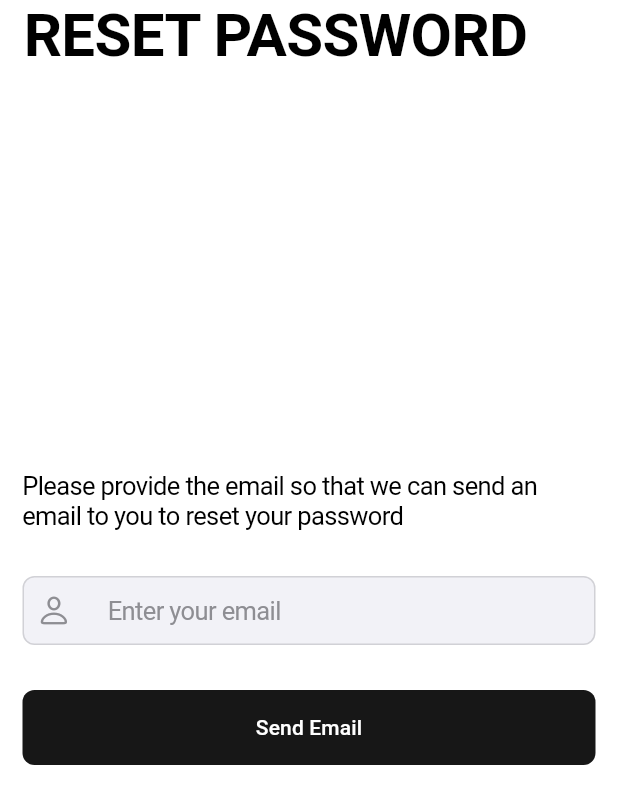
After one commit to Jayakrishnan-manoj/Contineu-task, a Flutter app: the screen it shows after launch, after a tap on "Forgot Password?", on a phone screen of 412 x 824 dp. The commit adds this screen. Shown: the top 804 px of the screen. Run offline on Flutter 3.47's test engine with Material 3 defaults, Android fonts, the phone set to English and light mode, and no system bars; our stand-ins replace firebase_auth, firebase_core; accounts and stored records are empty.

Commit message:
feature: reset password

```diff
--- /dev/null
+++ b/lib/screens/forgot_password_screen.dart
@@ -0,0 +1,68 @@
+import 'package:contineu/services/auth_service.dart';
+import 'package:contineu/widgets/custom_textfield.dart';
+import 'package:flutter/cupertino.dart';
+import 'package:flutter/material.dart';
+
+class ResetPasswordScreen extends StatelessWidget {
+  ResetPasswordScreen({super.key});
+
+  final TextEditingController _emailController = TextEditingController();
+
+  @override
+  Widget build(BuildContext context) {
+    return CupertinoPageScaffold(
+      navigationBar: CupertinoNavigationBar(
+        backgroundColor: Colors.transparent,
+        border: null,
+        leading: Text(
+          "RESET PASSWORD",
+          style: TextStyle(fontSize: 40, fontWeight: FontWeight.bold),
+        ),
+      ),
+      child: Padding(
+        padding: const EdgeInsets.symmetric(horizontal: 15),
+        child: Column(
+            mainAxisAlignment: MainAxisAlignment.center,
+            crossAxisAlignment: CrossAxisAlignment.center,
+            children: [
+              Text(
+                  "Please provide the email so that we can send an email to you to reset your password"),
+              SizedBox(
+                height: 30,
+              ),
+              CustomCupertinoTextField(
+                controller: _emailController,
+                hintText: "Enter your email",
+              ),
+              SizedBox(height: 30,),
+              SizedBox(
+                width: MediaQuery.sizeOf(context).width,
+                height: 50,
+                child: FilledButton(
+                  onPressed: () async {
+                    print("the email is ${_emailController.text}");
+                    await AuthService()
+                        .resetPassword(_emailController.text)
+                        .then((_) {
+                      Navigator.of(context).pop();
+                    });
+                  },
+                  style: ButtonStyle(
+                    backgroundColor: WidgetStatePropertyAll(
+                        CupertinoColors.darkBackgroundGray),
+                    shape: WidgetStatePropertyAll(
+                      RoundedRectangleBorder(
+                        borderRadius: BorderRadius.all(
+                          Radius.circular(8),
+                        ),
+                      ),
+                    ),
+                  ),
+                  child: Text("Send Email"),
+                ),
+              ),
+            ]),
+      ),
+    );
+  }
+}
--- a/lib/screens/login_screen.dart
+++ b/lib/screens/login_screen.dart
@@ -1,6 +1,7 @@
 // ignore_for_file: prefer_const_literals_to_create_immutables, prefer_const_constructors
 
 import 'package:contineu/screens/create_account_screen.dart';
+import 'package:contineu/screens/forgot_password_screen.dart';
 import 'package:contineu/screens/home_screen.dart';
 import 'package:contineu/services/auth_service.dart';
 import 'package:contineu/widgets/custom_textfield.dart';
@@ -18,6 +19,8 @@ class LoginScreen extends StatefulWidget {
 class _LoginScreenState extends State<LoginScreen> {
   final TextEditingController _emailController = TextEditingController();
   final TextEditingController _passwordController = TextEditingController();
+
+  bool _isLoading = false;
 
   @override
   Widget build(BuildContext context) {
@@ -42,6 +45,16 @@ class _LoginScreenState extends State<LoginScreen> {
             SizedBox(
               height: 30,
             ),
+            _isLoading
+                ? Center(
+                    child: CupertinoActivityIndicator(
+                      color: CupertinoColors.activeOrange,
+                    ),
+                  )
+                : Column(
+                    mainAxisAlignment: MainAxisAlignment.center,
+                    crossAxisAlignment: CrossAxisAlignment.start,
+                    children: [
                       CustomCupertinoTextField(
                         hintText: "Enter Email",
                         controller: _emailController,
@@ -57,13 +70,20 @@ class _LoginScreenState extends State<LoginScreen> {
                       SizedBox(
                         height: 10,
                       ),
-            Text(
+                      GestureDetector(
+                        onTap: () => Navigator.of(context).push(
+                          CupertinoPageRoute(
+                            builder: (context) => ResetPasswordScreen(),
+                          ),
+                        ),
+                        child: Text(
                           "Forgot Password?",
                           textAlign: TextAlign.start,
                           style: TextStyle(
                             fontSize: 14,
                             color: CupertinoColors.activeOrange,
                             decoration: TextDecoration.underline,
+                          ),
                         ),
                       ),
                       SizedBox(
@@ -74,11 +94,17 @@ class _LoginScreenState extends State<LoginScreen> {
                         height: 50,
                         child: FilledButton(
                           onPressed: () async {
+                            setState(() {
+                              _isLoading = true;
+                            });
                             await AuthService()
-                      .loginWithEmail(
-                          _emailController.text, _passwordController.text)
+                                .loginWithEmail(_emailController.text,
+                                    _passwordController.text)
                                 .then((value) {
                               if (value == "logged in") {
+                                setState(() {
+                                  _isLoading = false;
+                                });
                                 Navigator.of(context).pushReplacement(
                                   CupertinoPageRoute(
                                     builder: (context) => HomeScreen(),
@@ -115,7 +141,8 @@ class _LoginScreenState extends State<LoginScreen> {
                                   ..onTap = () {
                                     Navigator.of(context).pushReplacement(
                                       CupertinoPageRoute(
-                              builder: (context) => CreateAccountScreen(),
+                                        builder: (context) =>
+                                            CreateAccountScreen(),
                                       ),
                                     );
                                   },
@@ -129,6 +156,8 @@ class _LoginScreenState extends State<LoginScreen> {
                       ),
                     ],
                   ),
+          ],
+        ),
       ),
     );
   }
--- a/lib/services/auth_service.dart
+++ b/lib/services/auth_service.dart
@@ -5,11 +5,11 @@ class AuthService {
 
   Future<String> createAccount(String email, String password) async {
     try {
-      User user =
-          (await FirebaseAuth.instance.createUserWithEmailAndPassword(
+      User user = (await FirebaseAuth.instance.createUserWithEmailAndPassword(
         email: email,
         password: password,
-      )).user!;
+      ))
+          .user!;
       return "signed in";
     } on FirebaseAuthException catch (e) {
       if (e.code == 'weak-password') {
@@ -24,13 +24,13 @@ class AuthService {
     return "some error occured";
   }
 
-  Future<String> loginWithEmail(String email,String password) async {
+  Future<String> loginWithEmail(String email, String password) async {
     try {
-      User user =
-          (await FirebaseAuth.instance.signInWithEmailAndPassword(
+      User user = (await FirebaseAuth.instance.signInWithEmailAndPassword(
         email: email,
         password: password,
-      )).user!;
+      ))
+          .user!;
       return "logged in";
     } on FirebaseAuthException catch (e) {
       if (e.code == 'user-not-found') {
@@ -45,9 +45,11 @@ class AuthService {
     return "some error occured";
   }
 
+  Future<void> resetPassword(String email) async {
+    await FirebaseAuth.instance.sendPasswordResetEmail(email: email);
+  }
+
   Future<void> signOut() async {
     await FirebaseAuth.instance.signOut();
   }
-
-
 }
--- a/lib/widgets/custom_textfield.dart
+++ b/lib/widgets/custom_textfield.dart
@@ -30,13 +30,6 @@ class _CustomCupertinoTextFieldState extends State<CustomCupertinoTextField> {
     super.initState();
     _controller = widget.controller ?? TextEditingController();
     _isObscured = widget.isPassword;
-  }
-
-  @override
-  void dispose() {
-    _controller.dispose();
-    _focusNode.dispose();
-    super.dispose();
   }
 
   @override
```
Lines whose indentation alone changed are shown as unchanged.
